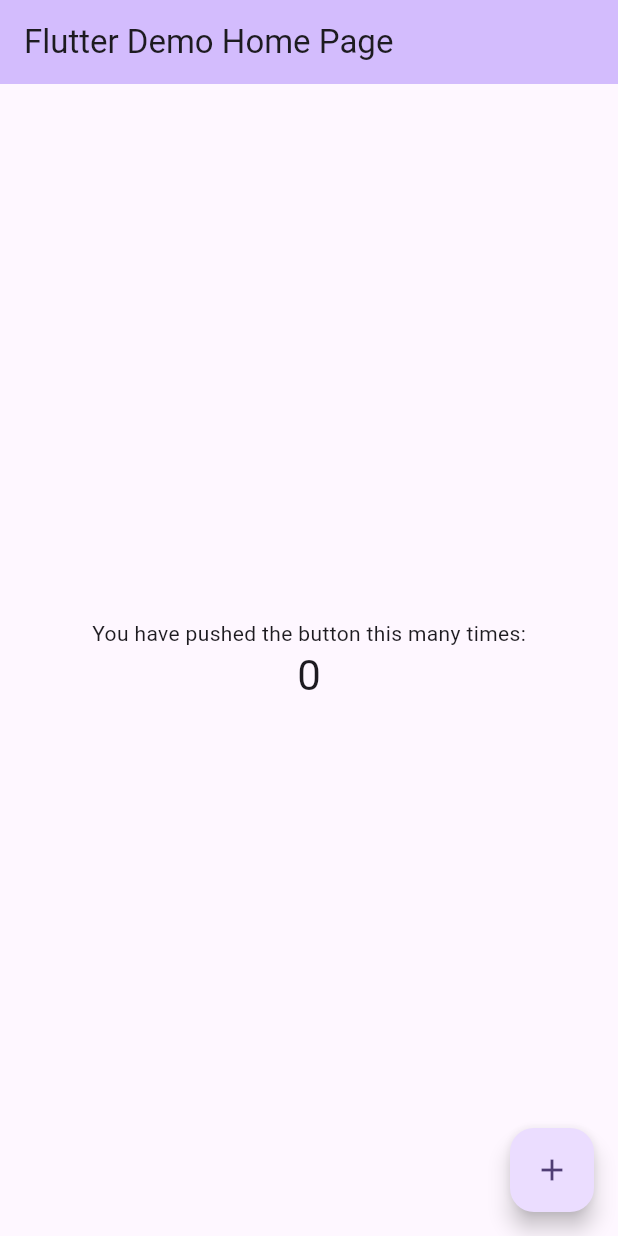
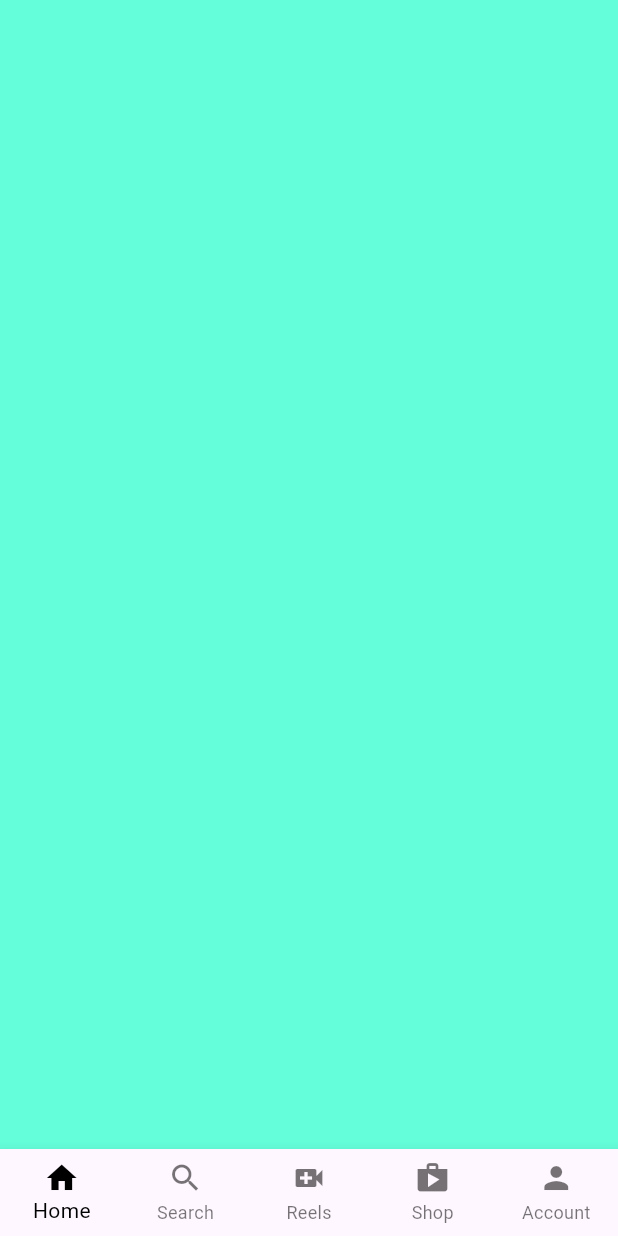
Before and after one commit to Jubayer925/Insta_UI, a Flutter app: the screen it shows after launch, on a phone screen of 412 x 824 dp. Run offline on Flutter 3.47's test engine with Material 3 defaults, Android fonts, the phone set to English and light mode, and no system bars.

Commit message:
added pages for bottom nav

```diff
--- a/lib/main.dart
+++ b/lib/main.dart
@@ -1,4 +1,5 @@
 import 'package:flutter/material.dart';
+import 'package:insta_ui/pages/homepage.dart';
 
 void main() {
   runApp(const MyApp());
@@ -11,6 +12,7 @@ class MyApp extends StatelessWidget {
   @override
   Widget build(BuildContext context) {
     return MaterialApp(
+      debugShowCheckedModeBanner: false,
       title: 'Flutter Demo',
       theme: ThemeData(
         // This is the theme of your application.
@@ -31,95 +33,7 @@ class MyApp extends StatelessWidget {
         colorScheme: ColorScheme.fromSeed(seedColor: Colors.deepPurple),
         useMaterial3: true,
       ),
-      home: const MyHomePage(title: 'Flutter Demo Home Page'),
+      home: const MyHomePage()
     );
   }
 }
-
-class MyHomePage extends StatefulWidget {
-  const MyHomePage({super.key, required this.title});
-
-  // This widget is the home page of your application. It is stateful, meaning
-  // that it has a State object (defined below) that contains fields that affect
-  // how it looks.
-
-  // This class is the configuration for the state. It holds the values (in this
-  // case the title) provided by the parent (in this case the App widget) and
-  // used by the build method of the State. Fields in a Widget subclass are
-  // always marked "final".
-
-  final String title;
-
-  @override
-  State<MyHomePage> createState() => _MyHomePageState();
-}
-
-class _MyHomePageState extends State<MyHomePage> {
-  int _counter = 0;
-
-  void _incrementCounter() {
-    setState(() {
-      // This call to setState tells the Flutter framework that something has
-      // changed in this State, which causes it to rerun the build method below
-      // so that the display can reflect the updated values. If we changed
-      // _counter without calling setState(), then the build method would not be
-      // called again, and so nothing would appear to happen.
-      _counter++;
-    });
-  }
-
-  @override
-  Widget build(BuildContext context) {
-    // This method is rerun every time setState is called, for instance as done
-    // by the _incrementCounter method above.
-    //
-    // The Flutter framework has been optimized to make rerunning build methods
-    // fast, so that you can just rebuild anything that needs updating rather
-    // than having to individually change instances of widgets.
-    return Scaffold(
-      appBar: AppBar(
-        // TRY THIS: Try changing the color here to a specific color (to
-        // Colors.amber, perhaps?) and trigger a hot reload to see the AppBar
-        // change color while the other colors stay the same.
-        backgroundColor: Theme.of(context).colorScheme.inversePrimary,
-        // Here we take the value from the MyHomePage object that was created by
-        // the App.build method, and use it to set our appbar title.
-        title: Text(widget.title),
-      ),
-      body: Center(
-        // Center is a layout widget. It takes a single child and positions it
-        // in the middle of the parent.
-        child: Column(
-          // Column is also a layout widget. It takes a list of children and
-          // arranges them vertically. By default, it sizes itself to fit its
-          // children horizontally, and tries to be as tall as its parent.
-          //
-          // Column has various properties to control how it sizes itself and
-          // how it positions its children. Here we use mainAxisAlignment to
-          // center the children vertically; the main axis here is the vertical
-          // axis because Columns are vertical (the cross axis would be
-          // horizontal).
-          //
-          // TRY THIS: Invoke "debug painting" (choose the "Toggle Debug Paint"
-          // action in the IDE, or press "p" in the console), to see the
-          // wireframe for each widget.
-          mainAxisAlignment: MainAxisAlignment.center,
-          children: <Widget>[
-            const Text(
-              'You have pushed the button this many times:',
-            ),
-            Text(
-              '$_counter',
-              style: Theme.of(context).textTheme.headlineMedium,
-            ),
-          ],
-        ),
-      ),
-      floatingActionButton: FloatingActionButton(
-        onPressed: _incrementCounter,
-        tooltip: 'Increment',
-        child: const Icon(Icons.add),
-      ), // This trailing comma makes auto-formatting nicer for build methods.
-    );
-  }
-}
--- /dev/null
+++ b/lib/pages/account.dart
@@ -0,0 +1,12 @@
+import 'package:flutter/material.dart';
+
+class Account extends StatelessWidget {
+  const Account({super.key});
+
+  @override
+  Widget build(BuildContext context) {
+    return Scaffold(
+      backgroundColor: Colors.blueGrey,
+    );
+  }
+}
--- /dev/null
+++ b/lib/pages/home.dart
@@ -0,0 +1,12 @@
+import 'package:flutter/material.dart';
+
+class Home extends StatelessWidget {
+  const Home({super.key});
+
+  @override
+  Widget build(BuildContext context) {
+    return Scaffold(
+      backgroundColor: Colors.tealAccent,
+    );
+  }
+}
--- /dev/null
+++ b/lib/pages/homepage.dart
@@ -0,0 +1,52 @@
+import 'package:flutter/material.dart';
+import 'package:insta_ui/pages/account.dart';
+import 'package:insta_ui/pages/home.dart';
+import 'package:insta_ui/pages/reels.dart';
+import 'package:insta_ui/pages/search.dart';
+import 'package:insta_ui/pages/shop.dart';
+
+class MyHomePage extends StatefulWidget {
+  const MyHomePage({super.key});
+
+  @override
+  State<MyHomePage> createState() => _MyHomePageState();
+}
+
+class _MyHomePageState extends State<MyHomePage> {
+
+  //Navigate around bottom bar
+  int selectedIndex = 0;
+  void navigationItemTap(int index) {
+    setState(() {
+      selectedIndex = index;
+    });
+  }
+
+  final List<Widget> pages = [
+    Home(),
+    Search(),
+    Reels(),
+    Shop(),
+    Account()
+  ];
+
+  @override
+  Widget build(BuildContext context) {
+    return Scaffold(
+      body: pages[selectedIndex],
+      bottomNavigationBar: BottomNavigationBar(
+        type: BottomNavigationBarType.fixed,
+          currentIndex: selectedIndex,
+          selectedItemColor: Colors.black,
+          onTap: navigationItemTap,
+          items: [
+          BottomNavigationBarItem(icon: Icon(Icons.home),label: "Home"),
+          BottomNavigationBarItem(icon: Icon(Icons.search),label: "Search"),
+          BottomNavigationBarItem(icon: Icon(Icons.video_call),label: "Reels"),
+            BottomNavigationBarItem(icon: Icon(Icons.shop),label: "Shop"),
+            BottomNavigationBarItem(icon: Icon(Icons.person),label: "Account")
+        ]
+      ),
+    );
+  }
+}
--- /dev/null
+++ b/lib/pages/reels.dart
@@ -0,0 +1,12 @@
+import 'package:flutter/material.dart';
+
+class Reels extends StatelessWidget {
+  const Reels({super.key});
+
+  @override
+  Widget build(BuildContext context) {
+    return Scaffold(
+      backgroundColor: Colors.lightGreen,
+    );
+  }
+}
--- /dev/null
+++ b/lib/pages/search.dart
@@ -0,0 +1,12 @@
+import 'package:flutter/material.dart';
+
+class Search extends StatelessWidget {
+  const Search({super.key});
+
+  @override
+  Widget build(BuildContext context) {
+    return Scaffold(
+      backgroundColor: Colors.lime,
+    );
+  }
+}
--- /dev/null
+++ b/lib/pages/shop.dart
@@ -0,0 +1,12 @@
+import 'package:flutter/material.dart';
+
+class Shop extends StatelessWidget {
+  const Shop({super.key});
+
+  @override
+  Widget build(BuildContext context) {
+    return Scaffold(
+      backgroundColor: Colors.lightBlueAccent,
+    );
+  }
+}
```
